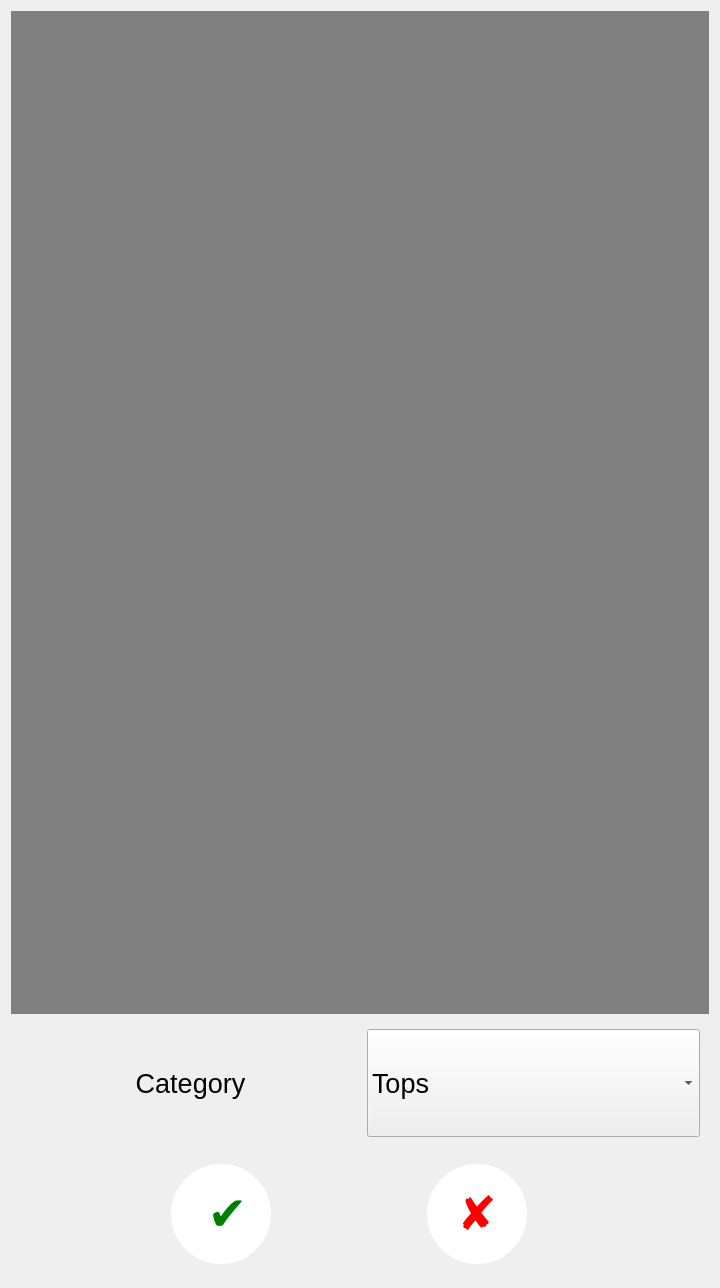
First picture: the form in AddClothesConfirmationUi.ui, repository beaesguerra/dressr, before the edit.
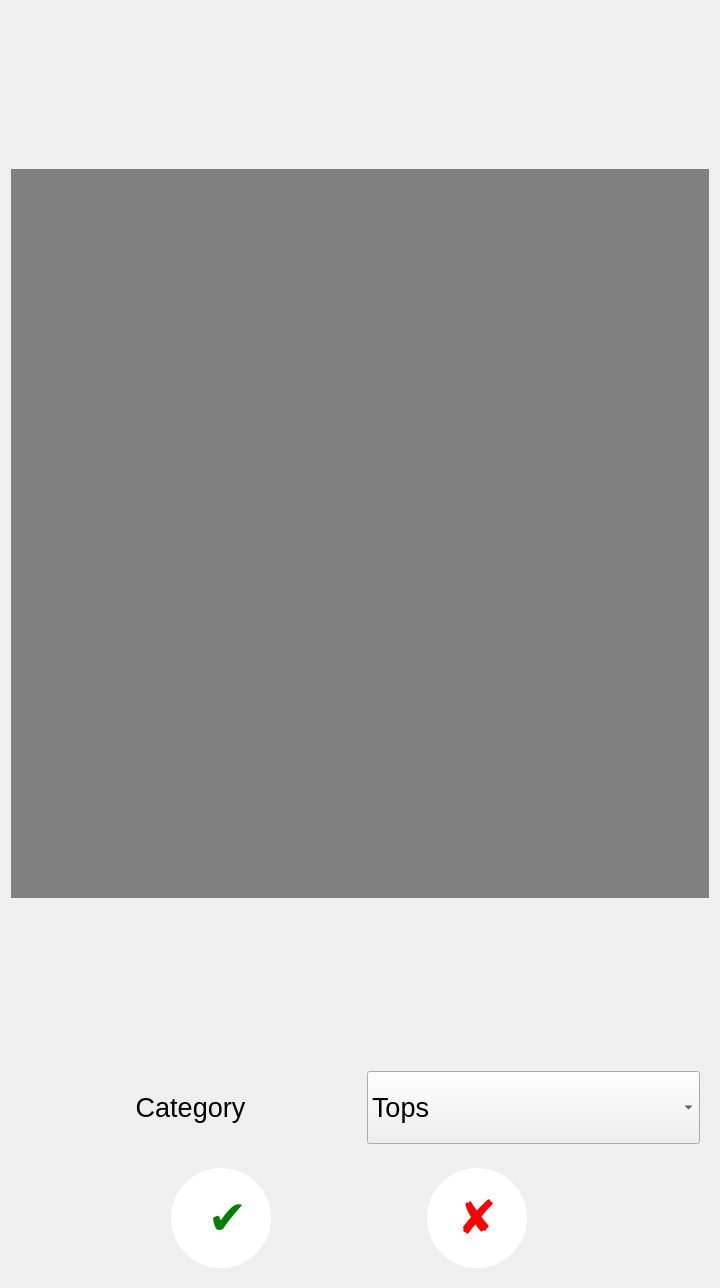
Second picture: the form after the edit.

Commit message: Properly scale image on add clothes check screen

The edit to the form file:
```diff
--- a/AddClothesConfirmationUi.ui
+++ b/AddClothesConfirmationUi.ui
@@ -14,6 +14,19 @@
    <string>Form</string>
   </property>
   <layout class="QVBoxLayout" name="verticalLayout">
+   <item>
+    <spacer name="verticalSpacer_2">
+     <property name="orientation">
+      <enum>Qt::Vertical</enum>
+     </property>
+     <property name="sizeHint" stdset="0">
+      <size>
+       <width>20</width>
+       <height>158</height>
+      </size>
+     </property>
+    </spacer>
+   </item>
    <item>
     <widget class="QWidget" name="clothesItem" native="true">
      <property name="sizePolicy">
@@ -33,6 +46,19 @@
      </property>
     </widget>
    </item>
+   <item>
+    <spacer name="verticalSpacer">
+     <property name="orientation">
+      <enum>Qt::Vertical</enum>
+     </property>
+     <property name="sizeHint" stdset="0">
+      <size>
+       <width>20</width>
+       <height>158</height>
+      </size>
+     </property>
+    </spacer>
+   </item>
    <item>
     <widget class="QWidget" name="chooseCategoryBar" native="true">
      <property name="sizePolicy">
```
Left out of the diff: 1 changed line with no effect on the pictures. The commit also changes 5 other files.
